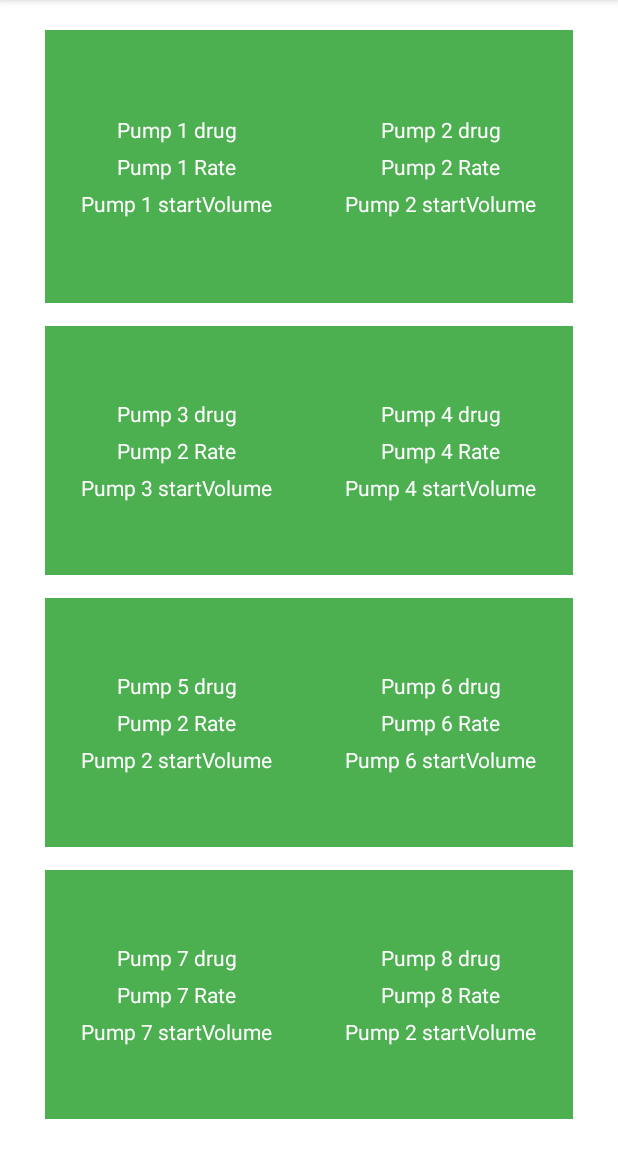
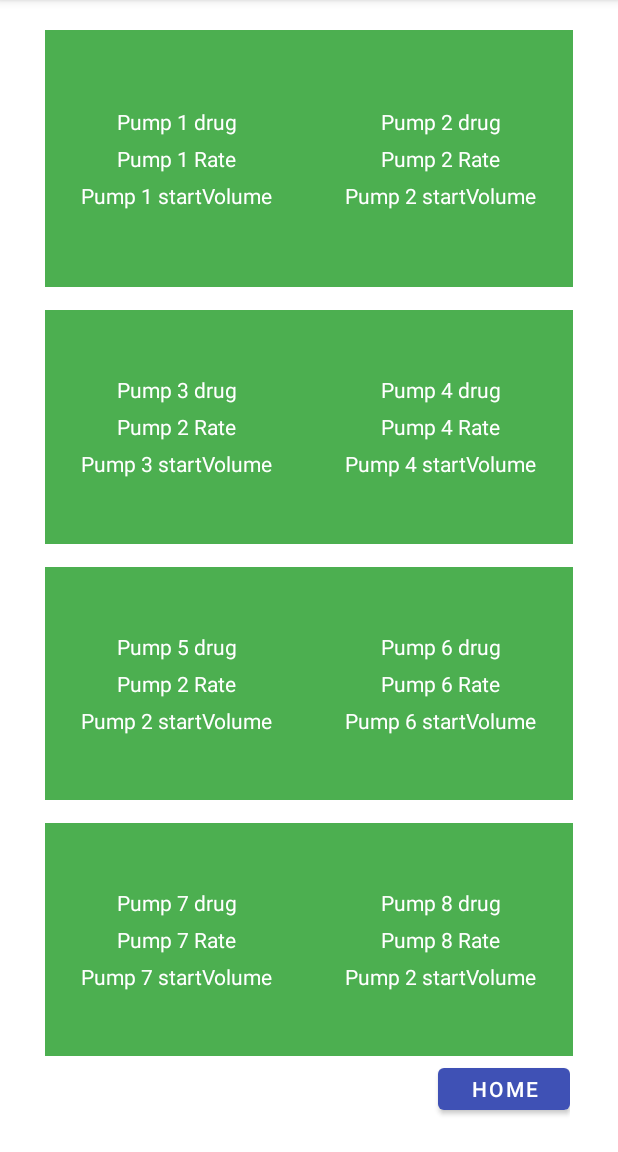
Before and after one commit to ETS-Android2/BaxterSmartRoom, an Android app: the PumpActivity1 screen opened directly, with no data from a screen before it, on a phone screen of 412 x 824 dp, the part 84-1236 px from its top. Run offline under Robolectric (Android 15) with nearby library versions, the phone set to English and light mode, and no system bars; our stand-ins replace Firebase (no records; nobody signed in at launch, a user with empty details on screens opened directly); 2 statements that could not run were skipped.

Commit message:
Minor bug fixes

```diff
--- a/app/src/main/java/com/example/baxter/PumpActivity1.java
+++ b/app/src/main/java/com/example/baxter/PumpActivity1.java
@@ -2,6 +2,7 @@ package com.example.baxter;
 
 import android.content.Intent;
 import android.os.Bundle;
+import android.util.Log;
 import android.view.View;
 import android.widget.Button;
 import android.widget.RelativeLayout;
@@ -18,8 +19,8 @@ public class PumpActivity1 extends SwipeActivity {
     TextView Pump1Rate,Pump1drug,Pump1StartVolume,Pump2Rate,Pump2drug,Pump2StartVolume,Pump5Rate,Pump5drug,Pump5StartVolume,Pump3Rate,Pump3drug,Pump3StartVolume,
             Pump4Rate,Pump4drug,Pump4StartVolume,Pump6Rate,Pump6drug,Pump6StartVolume,Pump7Rate,Pump7drug,Pump7StartVolume,Pump8Rate,Pump8drug,Pump8StartVolume;
 
-    Button fwdbutton;
-    String user, key, alarm1, alarm_severity1, alarm_text1, Pump1drugstr, Pump1Ratestr, Pump1startVolume, Pump1ID,
+    Button fwdbutton, homebutton;
+    String patient, Pumpp, user, key, alarm1, alarm_severity1, alarm_text1, Pump1drugstr, Pump1Ratestr, Pump1startVolume, Pump1ID,
             alarm2, alarm_severity2, alarm_text2, Pump2drugstr, Pump2Ratestr, Pump2startVolume, Pump2ID
             , alarm3, alarm_severity3, alarm_text3, Pump3drugstr, Pump3Ratestr, Pump3startVolume, Pump3ID
             , alarm4, alarm_severity4, alarm_text4, Pump4drugstr, Pump4Ratestr, Pump4startVolume, Pump4ID
@@ -68,22 +69,35 @@ public class PumpActivity1 extends SwipeActivity {
         Pump8StartVolume = findViewById(R.id.Pump8startVolume);
 
         fwdbutton = findViewById(R.id.ForwardButton);
+        homebutton = findViewById(R.id.HomeButton);
         data();
         clickListen();
     }
 
     private void data() {
         Intent grabdata = getIntent();
-        String user = grabdata.getStringExtra("user");
-        String Pumpp = grabdata.getStringExtra("Pump");
-        String key = grabdata.getStringExtra("key");
+        user = grabdata.getStringExtra("user");
+        Pumpp = grabdata.getStringExtra("Pump");
+        key = grabdata.getStringExtra("key");
         String ptindex = grabdata.getStringExtra("ptindex");
         int Pumps = Integer.parseInt(Pumpp);
         if (Pumps <= 8) {
             fwdbutton.setEnabled(false);
             fwdbutton.setVisibility(View.GONE);
         }
+        DatabaseReference reference2 = FirebaseDatabase.getInstance().getReference().child("users").child(key);
+        reference2.addValueEventListener(new ValueEventListener() {
+            @Override
+            public void onDataChange(@NonNull DataSnapshot snapshot) {
+                patient = snapshot.child(user).child("n_patients").getValue().toString();
 
+            }
+
+            @Override
+            public void onCancelled(@NonNull DatabaseError error) {
+
+            }
+        });
 
         DatabaseReference reference = FirebaseDatabase.getInstance().getReference().child("users")
                 .child(key).child(user).child("careArea").child(ptindex).child("pumps");
@@ -91,11 +105,9 @@ public class PumpActivity1 extends SwipeActivity {
             @Override
             public void onDataChange(@NonNull DataSnapshot snapshot) {
                 if (Pumps >= 1) {
-                    //setting text
-                    String Pump1drugstr = snapshot.child(ptindex).child("drug").getValue(String.class);
-                    String Pump1Ratestr = snapshot.child(ptindex).child("currentRate").getValue().toString();
-                    ;
-                    String Pump1startVolumestr = snapshot.child(ptindex).child("startVolume").getValue().toString();
+                    String Pump1drugstr = snapshot.child("1").child("drug").getValue(String.class);
+                    String Pump1Ratestr = snapshot.child("1").child("currentRate").getValue().toString();
+                    String Pump1startVolumestr = snapshot.child("1").child("startVolume").getValue().toString();
                     Pump1Rate.setText(Pump1Ratestr);
                     Pump1drug.setText(Pump1drugstr);
                     Pump1StartVolume.setText(Pump1startVolumestr);
@@ -105,7 +117,7 @@ public class PumpActivity1 extends SwipeActivity {
                     Pump1ID = snapshot.child("1").child("pumpID").getValue().toString();
                     alarm_text1 = snapshot.child("1").child("alarm_text").getValue(String.class);
                     //setting colors
-                    String color1 = snapshot.child(ptindex).child("alarm_severity").getValue().toString();
+                    String color1 = snapshot.child("1").child("alarm_severity").getValue().toString();
                     int colors1 = Integer.parseInt(color1);
                     if (colors1 == 1) {
                         Pump1.setBackgroundResource(R.color.yellow);
@@ -163,7 +175,8 @@ public class PumpActivity1 extends SwipeActivity {
                         Pump3.setBackgroundResource(R.color.green);
                     }
                 }
-                if (Pumps >= 4){ String Pump4drugstr = snapshot.child("4").child("drug").getValue(String.class);
+                if (Pumps >= 4){
+                    String Pump4drugstr = snapshot.child("4").child("drug").getValue(String.class);
                     String Pump4Ratestr = snapshot.child("4").child("currentRate").getValue().toString();
                     String Pump4startVolumestr = snapshot.child("4").child("startVolume").getValue().toString();
                     Pump4Rate.setText(Pump4Ratestr);
@@ -374,7 +387,6 @@ public class PumpActivity1 extends SwipeActivity {
                 startActivity(intent);
             }
         });
-        /*
         Pump6.setOnClickListener(new View.OnClickListener() {
             @Override
             public void onClick(View view) {
@@ -426,14 +438,24 @@ public class PumpActivity1 extends SwipeActivity {
                 startActivity(intent);
             }
         });
-
-         */
         fwdbutton.setOnClickListener(new View.OnClickListener() {
             @Override
             public void onClick(View view) {
                 Intent intent = new Intent(PumpActivity1.this, PumpActivity2.class);
                 intent.addFlags(Intent.FLAG_ACTIVITY_SINGLE_TOP);
                 startActivity(intent);
+            }
+        });
+        homebutton.setOnClickListener(new View.OnClickListener() {
+            @Override
+            public void onClick(View view) {
+                Intent intent = new Intent(PumpActivity1.this, PatientActivity1.class);
+                intent.putExtra("patients", patient);
+                intent.putExtra("user", user);
+                intent.putExtra("key", key);
+                intent.addFlags(Intent.FLAG_ACTIVITY_SINGLE_TOP);
+                startActivity(intent);
+                finish();
             }
         });
 
--- a/app/src/main/res/layout/pump_activity1.xml
+++ b/app/src/main/res/layout/pump_activity1.xml
@@ -478,6 +478,20 @@
                         android:layout_centerVertical="true"
                         android:text="Next Page" />
                 </RelativeLayout>
+                <RelativeLayout
+                    android:layout_width="match_parent"
+                    android:layout_height="match_parent"
+                    android:layout_weight="1"
+                    android:padding="2dp">
+
+                    <Button
+                        android:id="@+id/HomeButton"
+                        android:layout_width="wrap_content"
+                        android:layout_height="40dp"
+                        android:layout_alignParentRight="true"
+                        android:text="Home" />
+
+                </RelativeLayout>
 
 
             </LinearLayout>
```
Also changed, not shown: app/src/main/java/com/example/baxter/PatientActivity1.java (+141 -237 lines).
